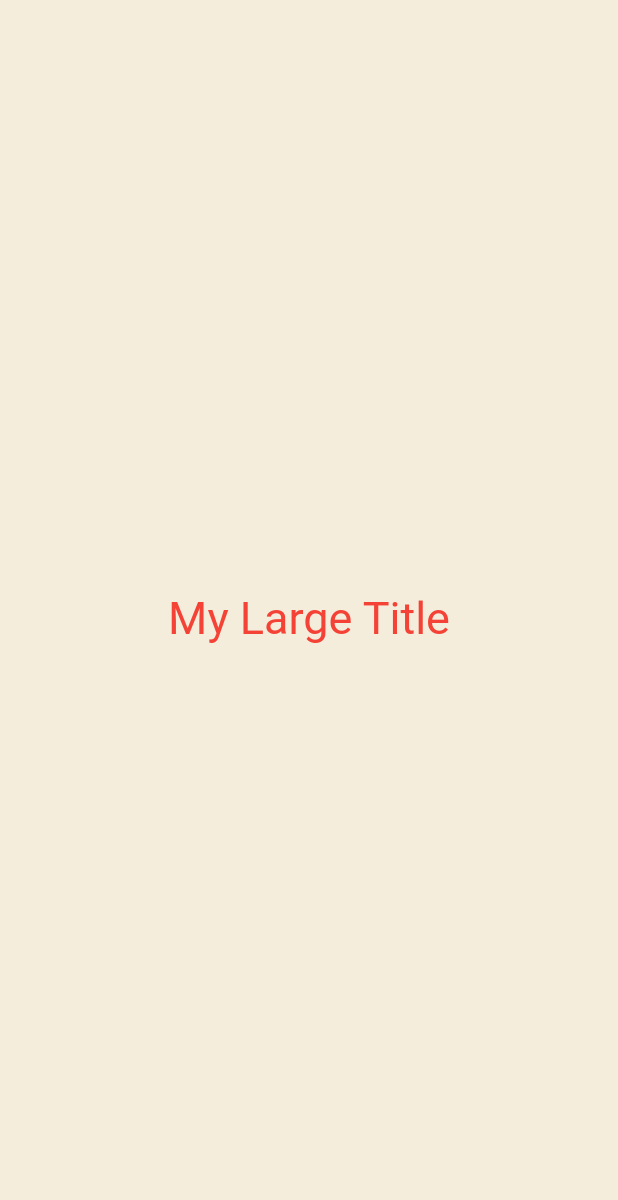
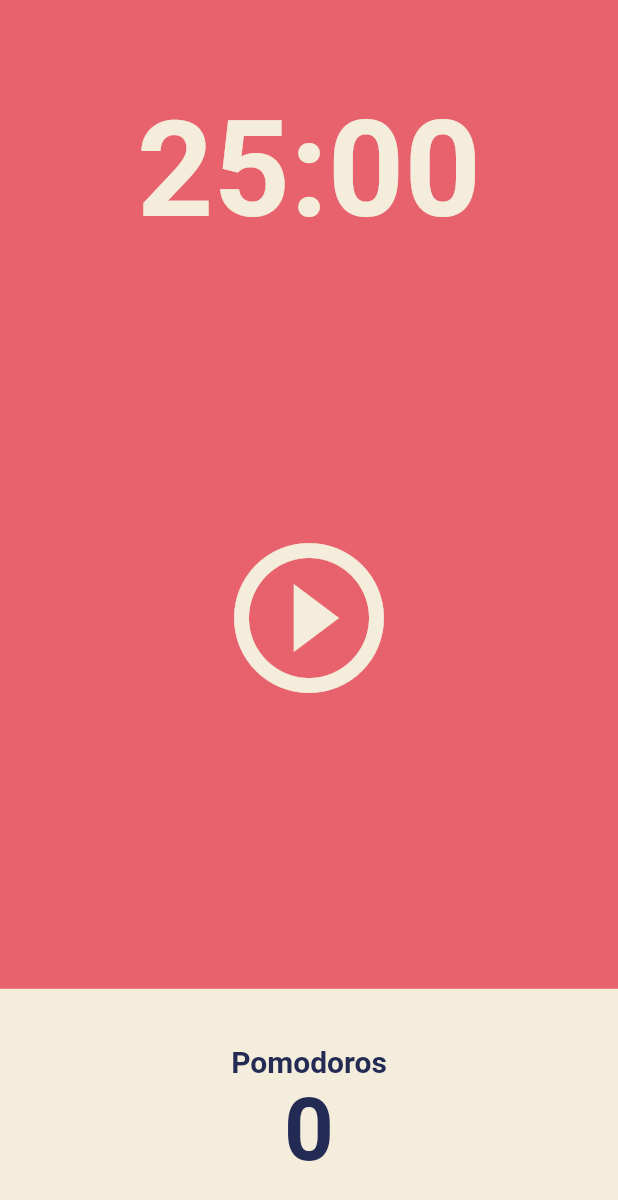
Before and after one commit to joseph-106/toonflix, a Flutter app: the screen it shows after launch, on a phone screen of 412 x 824 dp. Shown: the top 1200 px of the screen. Run offline on Flutter 3.47's test engine with Material 2 defaults, Android fonts, the phone set to English and light mode, and no system bars.

Commit message:
User Interface

```diff
--- a/lib/main.dart
+++ b/lib/main.dart
@@ -1,55 +1,26 @@
 import 'package:flutter/material.dart';
+import 'package:toonflix/screens/home_screen.dart';
 
 void main() {
   runApp(const App());
 }
 
-class App extends StatefulWidget {
+class App extends StatelessWidget {
   const App({super.key});
 
-  @override
-  State<App> createState() => _AppState();
-}
-
-class _AppState extends State<App> {
   @override
   Widget build(BuildContext context) {
     return MaterialApp(
       theme: ThemeData(
+        backgroundColor: const Color(0xFFE7626C),
         textTheme: const TextTheme(
-          titleLarge: TextStyle(
-            color: Colors.red,
+          headline1: TextStyle(
+            color: Color(0xFF232B55),
           ),
         ),
+        cardColor: const Color(0xFFF4EDDB),
       ),
-      home: Scaffold(
-        backgroundColor: const Color(0xFFF4EDDB),
-        body: Center(
-          child: Column(
-            mainAxisAlignment: MainAxisAlignment.center,
-            children: const [
-              MyLargeTitle(),
-            ],
-          ),
-        ),
-      ),
+      home: const HomeScreen(),
     );
   }
 }
-
-class MyLargeTitle extends StatelessWidget {
-  const MyLargeTitle({
-    Key? key,
-  }) : super(key: key);
-
-  @override
-  Widget build(BuildContext context) {
-    return Text(
-      'My Large Title',
-      style: TextStyle(
-        fontSize: 30,
-        color: Theme.of(context).textTheme.titleLarge?.color,
-      ),
-    );
-  }
-}
--- /dev/null
+++ b/lib/screens/home_screen.dart
@@ -0,0 +1,81 @@
+import 'package:flutter/material.dart';
+
+class HomeScreen extends StatefulWidget {
+  const HomeScreen({super.key});
+
+  @override
+  State<HomeScreen> createState() => _HomeScreenState();
+}
+
+class _HomeScreenState extends State<HomeScreen> {
+  @override
+  Widget build(BuildContext context) {
+    return Scaffold(
+      backgroundColor: Theme.of(context).backgroundColor,
+      body: Column(
+        children: [
+          Flexible(
+            flex: 1,
+            child: Container(
+              alignment: Alignment.bottomCenter,
+              child: Text(
+                '25:00',
+                style: TextStyle(
+                  color: Theme.of(context).cardColor,
+                  fontSize: 89,
+                  fontWeight: FontWeight.w600,
+                ),
+              ),
+            ),
+          ),
+          Flexible(
+            flex: 3,
+            child: Center(
+              child: IconButton(
+                iconSize: 120,
+                color: Theme.of(context).cardColor,
+                onPressed: () {},
+                icon: const Icon(Icons.play_circle_outline),
+              ),
+            ),
+          ),
+          Flexible(
+            flex: 1,
+            child: Row(
+              children: [
+                Expanded(
+                  child: Container(
+                    decoration: BoxDecoration(
+                      color: Theme.of(context).cardColor,
+                    ),
+                    child: Column(
+                      mainAxisAlignment: MainAxisAlignment.center,
+                      children: [
+                        Text(
+                          'Pomodoros',
+                          style: TextStyle(
+                            fontSize: 20,
+                            fontWeight: FontWeight.w600,
+                            color: Theme.of(context).textTheme.headline1!.color,
+                          ),
+                        ),
+                        Text(
+                          '0',
+                          style: TextStyle(
+                            fontSize: 58,
+                            fontWeight: FontWeight.w600,
+                            color: Theme.of(context).textTheme.headline1!.color,
+                          ),
+                        ),
+                      ],
+                    ),
+                  ),
+                ),
+              ],
+            ),
+          )
+        ],
+      ),
+    );
+  }
+}
```
